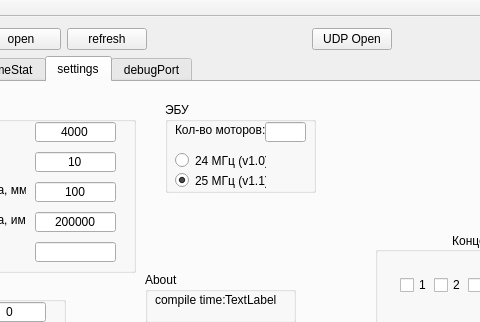
This is mainwindow.ui in PoldenDev/polden-ver-motorControl-desktop as Qt 5 draws it before an edit; both pictures show x 108 to 588 and y 0 to 322 of the 816 by 739 pixel window. The edited form follows.
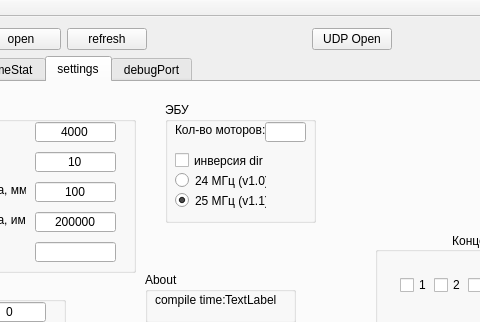
This is the edited form. The open tabs and pages were chosen to show the change.

Commit message: правки

What changed in the file:
```diff
--- a/mainwindow.ui
+++ b/mainwindow.ui
@@ -1503,7 +1503,7 @@
           <x>260</x>
           <y>20</y>
           <width>151</width>
-          <height>91</height>
+          <height>121</height>
          </rect>
         </property>
         <property name="title">
@@ -1513,7 +1513,7 @@
          <property name="geometry">
           <rect>
            <x>10</x>
-           <y>50</y>
+           <y>70</y>
            <width>91</width>
            <height>17</height>
           </rect>
@@ -1526,7 +1526,7 @@
          <property name="geometry">
           <rect>
            <x>10</x>
-           <y>70</y>
+           <y>90</y>
            <width>91</width>
            <height>17</height>
           </rect>
@@ -1567,6 +1567,22 @@
           <set>Qt::AlignCenter</set>
          </property>
         </widget>
+        <widget class="QCheckBox" name="checkBoxDirInverse">
+         <property name="geometry">
+          <rect>
+           <x>10</x>
+           <y>50</y>
+           <width>121</width>
+           <height>17</height>
+          </rect>
+         </property>
+         <property name="layoutDirection">
+          <enum>Qt::LeftToRight</enum>
+         </property>
+         <property name="text">
+          <string>инверсия dir</string>
+         </property>
+        </widget>
        </widget>
        <widget class="QGroupBox" name="groupBox_7">
         <property name="geometry">
```
Left out of the diff: 2 changed lines with no effect on the pictures. The commit also changes 2 other files.
